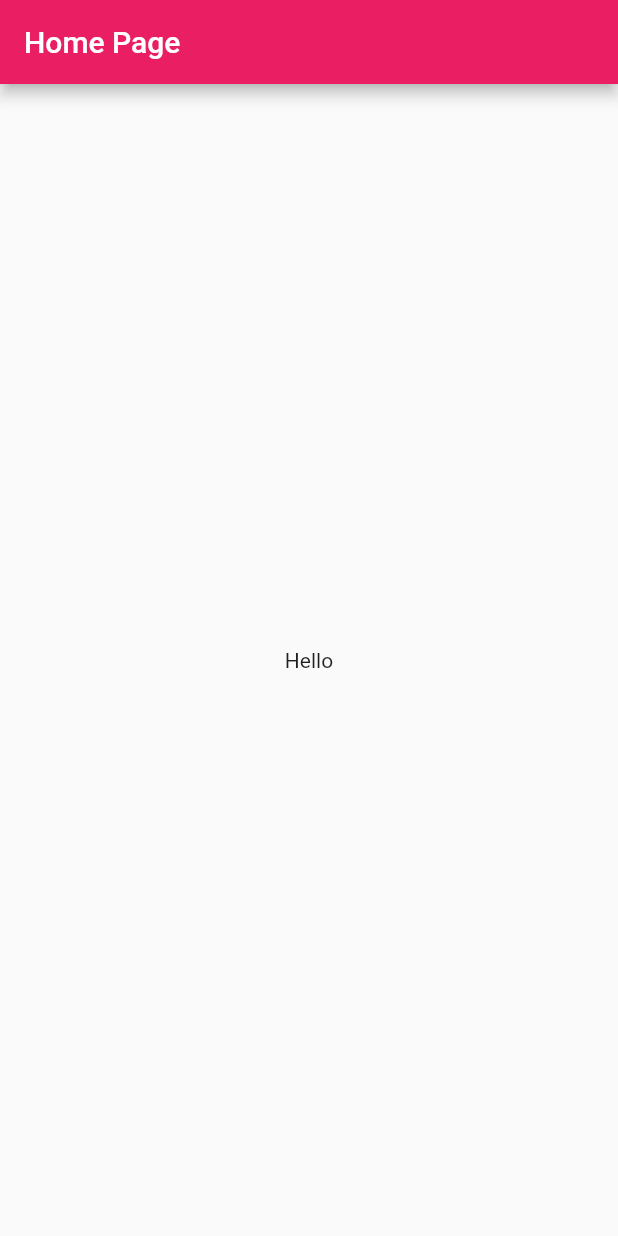
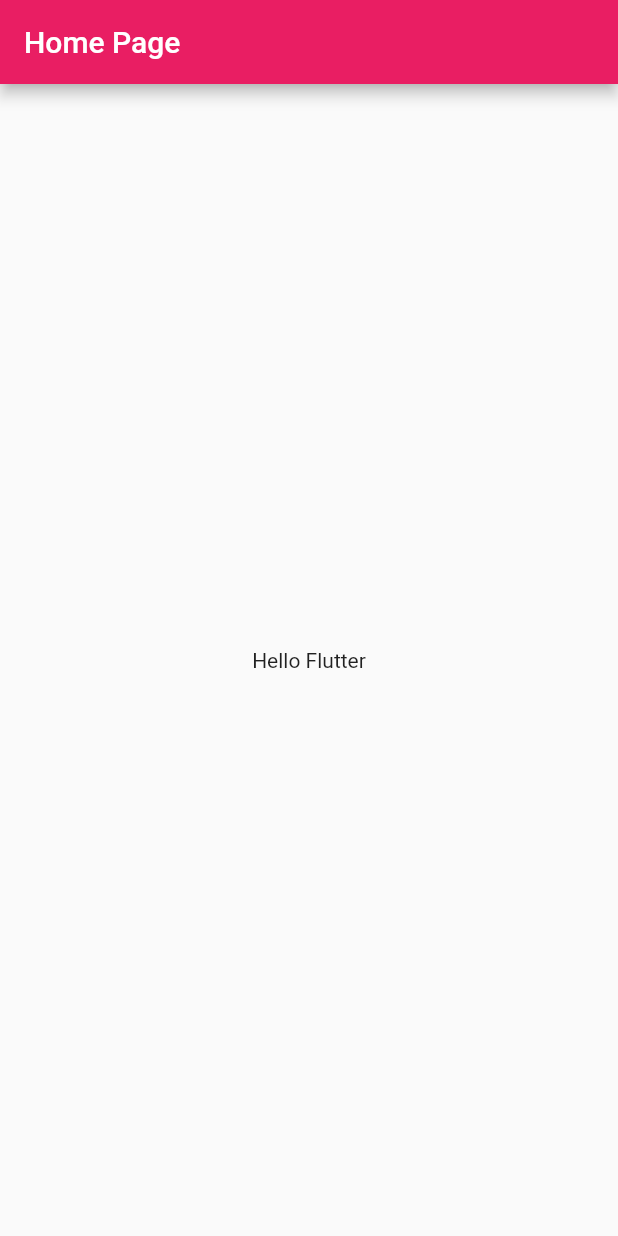
Before and after one commit to GishenCBoraluwa/flutter_assignment_app, a Flutter app: the screen it shows after launch, on a phone screen of 412 x 824 dp. Run offline on Flutter 3.47's test engine with Material 2 defaults, Android fonts, the phone set to English and light mode, and no system bars.

Commit message:
home page edits

```diff
--- a/lib/home_page.dart
+++ b/lib/home_page.dart
@@ -5,11 +5,13 @@ class HomePage extends StatelessWidget {
 
   @override
   Widget build(BuildContext context) {
-    return  Scaffold(
-      appBar:  AppBar(title:const Text("Home Page"),),
-      body:const Center(
-        child: Text("Hello"),
-        ),
+    return Scaffold(
+      appBar: AppBar(
+        title: const Text("Home Page"),
+      ),
+      body: const Center(
+        child: Text("Hello Flutter"),
+      ),
     );
   }
 }
```
